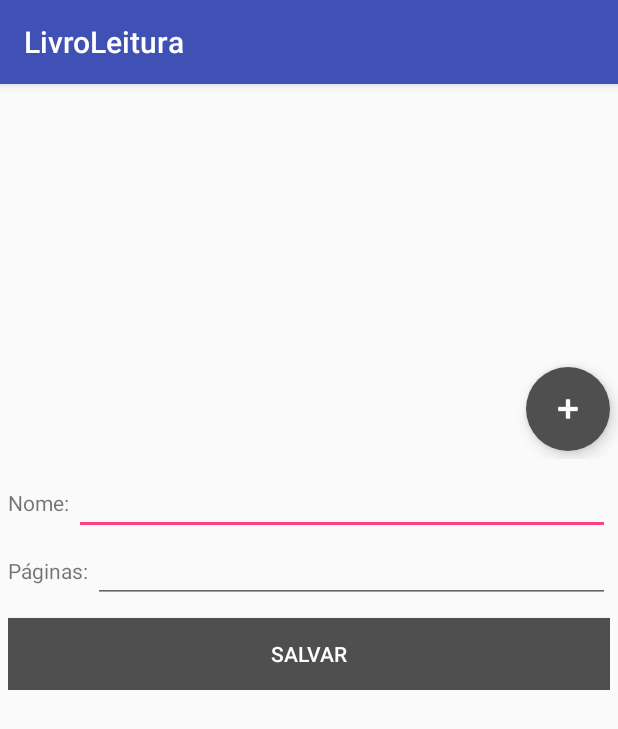
After one commit to alemao238/livro-leitura, an Android app: the CadastrarLivroActivity screen opened directly, with no data from a screen before it, on a phone screen of 412 x 824 dp. The commit adds this screen. Shown: the top 729 px of the screen. Run offline under Robolectric (Android 15) with nearby library versions, the phone set to English and light mode, and no system bars; our stand-ins replace Firebase (no records; nobody signed in at launch, a user with empty details on screens opened directly).

Commit message:
Activity para cadastro de livros e persistindo no firebase

```diff
--- a/app/build.gradle
+++ b/app/build.gradle
@@ -26,6 +26,8 @@ dependencies {
     androidTestImplementation 'com.android.support.test:runner:1.0.1'
     androidTestImplementation 'com.android.support.test.espresso:espresso-core:3.0.1'
     compile 'com.google.firebase:firebase-database:11.6.0'
+    compile 'com.android.support:design:26.1.0'
 }
 
+
 apply plugin: 'com.google.gms.google-services'
--- a/app/src/main/AndroidManifest.xml
+++ b/app/src/main/AndroidManifest.xml
@@ -16,6 +16,7 @@
                 <category android:name="android.intent.category.LAUNCHER" />
             </intent-filter>
         </activity>
+        <activity android:name=".CadastrarLivroActivity"></activity>
     </application>
 
 </manifest>
--- /dev/null
+++ b/app/src/main/java/com/mrcllw/livroleitura/CadastrarLivroActivity.java
@@ -0,0 +1,98 @@
+package com.mrcllw.livroleitura;
+
+import android.content.Intent;
+import android.graphics.Bitmap;
+import android.graphics.BitmapFactory;
+import android.net.Uri;
+import android.provider.MediaStore;
+import android.support.design.widget.FloatingActionButton;
+import android.support.v7.app.AppCompatActivity;
+import android.os.Bundle;
+import android.view.View;
+import android.widget.Button;
+import android.widget.EditText;
+import android.widget.ImageView;
+import android.widget.Toast;
+
+import com.google.android.gms.tasks.OnSuccessListener;
+import com.google.firebase.database.DatabaseReference;
+import com.google.firebase.database.FirebaseDatabase;
+import com.mrcllw.livroleitura.model.Livro;
+import com.mrcllw.livroleitura.util.Base64Util;
+
+import java.io.File;
+
+public class CadastrarLivroActivity extends AppCompatActivity {
+
+    private ImageView ivFoto;
+    private FloatingActionButton fabAdicionarFoto;
+    private EditText etNome, etPaginas;
+    private Button btnSalvarLivro;
+
+    private static final int TIRAR_FOTO = 1;
+    private String localFoto;
+
+    private DatabaseReference databaseReference;
+
+    @Override
+    protected void onCreate(Bundle savedInstanceState) {
+        super.onCreate(savedInstanceState);
+        setContentView(R.layout.activity_cadastrar_livro);
+
+        databaseReference = FirebaseDatabase.getInstance().getReference().child("livros");
+
+        ivFoto = (ImageView) findViewById(R.id.ivFoto);
+        fabAdicionarFoto = (FloatingActionButton) findViewById(R.id.fabAdicionarFoto);
+        etNome = (EditText) findViewById(R.id.etNome);
+        etPaginas = (EditText) findViewById(R.id.etPaginas);
+        btnSalvarLivro = (Button) findViewById(R.id.btnSalvarLivro);
+
+        fabAdicionarFoto.setOnClickListener(new View.OnClickListener() {
+            @Override
+            public void onClick(View view) {
+                localFoto = getExternalFilesDir(null) + "/" + System.currentTimeMillis() + ".png";
+                Intent intent = new Intent(MediaStore.ACTION_IMAGE_CAPTURE);
+                intent.putExtra(MediaStore.EXTRA_OUTPUT, Uri.fromFile(new File(localFoto)));
+                startActivityForResult(intent, TIRAR_FOTO);
+            }
+        });
+
+        btnSalvarLivro.setOnClickListener(new View.OnClickListener() {
+            @Override
+            public void onClick(View view) {
+                salvarLivro();
+            }
+        });
+    }
+
+    @Override
+    protected void onActivityResult(int requestCode, int resultCode, Intent data) {
+        super.onActivityResult(requestCode, resultCode, data);
+        if(resultCode == RESULT_OK){
+            if (requestCode == TIRAR_FOTO){
+                Bitmap bitmap = BitmapFactory.decodeFile(localFoto);
+                ivFoto.setImageBitmap(bitmap);
+                ivFoto.setTag(localFoto);
+            } else {
+                localFoto = null;
+            }
+        }
+    }
+
+    public void salvarLivro(){
+        String id = databaseReference.push().getKey();
+
+        Livro livro = new Livro();
+        livro.setId(id);
+        livro.setNome(etNome.getText().toString());
+        livro.setPaginas(etPaginas.getText().toString());
+        livro.setFoto(Base64Util.bitmapToBase64((String)ivFoto.getTag()));
+
+        databaseReference.child(id).setValue(livro).addOnSuccessListener(new OnSuccessListener<Void>() {
+            @Override
+            public void onSuccess(Void aVoid) {
+                Toast.makeText(getApplicationContext(), "Livro salvo com sucesso!", Toast.LENGTH_LONG).show();
+            }
+        });
+    }
+}
--- /dev/null
+++ b/app/src/main/res/layout/activity_cadastrar_livro.xml
@@ -0,0 +1,72 @@
+<?xml version="1.0" encoding="utf-8"?>
+<LinearLayout xmlns:android="http://schemas.android.com/apk/res/android"
+    android:layout_width="match_parent"
+    android:layout_height="match_parent"
+    xmlns:app="http://schemas.android.com/apk/res-auto"
+    android:orientation="vertical">
+
+    <RelativeLayout
+        android:layout_width="wrap_content"
+        android:layout_height="250dp">
+        <ImageView
+            android:id="@+id/ivFoto"
+            android:layout_width="match_parent"
+            android:layout_height="match_parent" />
+        <android.support.design.widget.FloatingActionButton
+            android:id="@+id/fabAdicionarFoto"
+            android:layout_width="wrap_content"
+            android:layout_height="wrap_content"
+            android:layout_alignParentRight="true"
+            android:layout_alignParentBottom="true"
+            android:layout_margin="5dp"
+            android:src="@android:drawable/ic_input_add"
+            android:tint="#FFFFFF"
+            android:backgroundTint="#4F4F4F"
+            app:borderWidth="0dp"/>
+    </RelativeLayout>
+
+    <ScrollView
+        android:layout_width="match_parent"
+        android:layout_height="match_parent">
+        <LinearLayout
+            android:layout_width="match_parent"
+            android:layout_height="match_parent"
+            android:padding="5dp"
+            android:orientation="vertical">
+            <LinearLayout
+                android:layout_width="match_parent"
+                android:layout_height="wrap_content">
+                <TextView
+                    android:layout_width="wrap_content"
+                    android:layout_height="wrap_content"
+                    android:text="Nome: "/>
+                <EditText
+                    android:id="@+id/etNome"
+                    android:layout_width="match_parent"
+                    android:layout_height="wrap_content" />
+            </LinearLayout>
+            <LinearLayout
+                android:layout_width="match_parent"
+                android:layout_height="wrap_content">
+                <TextView
+                    android:layout_width="wrap_content"
+                    android:layout_height="wrap_content"
+                    android:text="Páginas: "/>
+                <EditText
+                    android:id="@+id/etPaginas"
+                    android:layout_width="match_parent"
+                    android:layout_height="wrap_content"
+                    android:inputType="number"/>
+            </LinearLayout>
+
+            <Button
+                android:layout_width="match_parent"
+                android:layout_height="wrap_content"
+                android:id="@+id/btnSalvarLivro"
+                android:text="Salvar"
+                android:background="#4F4F4F"
+                android:textColor="#FFFFFF"
+                android:layout_marginTop="10dp"/>
+        </LinearLayout>
+    </ScrollView>
+</LinearLayout>
```
Also changed, not shown: app/src/main/java/com/mrcllw/livroleitura/MainActivity.java (+16 -2 lines), app/src/main/java/com/mrcllw/livroleitura/model/Livro.java (added, +37 -0 lines), app/src/main/java/com/mrcllw/livroleitura/util/Base64Util.java (added, +27 -0 lines), app/src/main/res/layout/activity_main.xml (+18 -8 lines).
